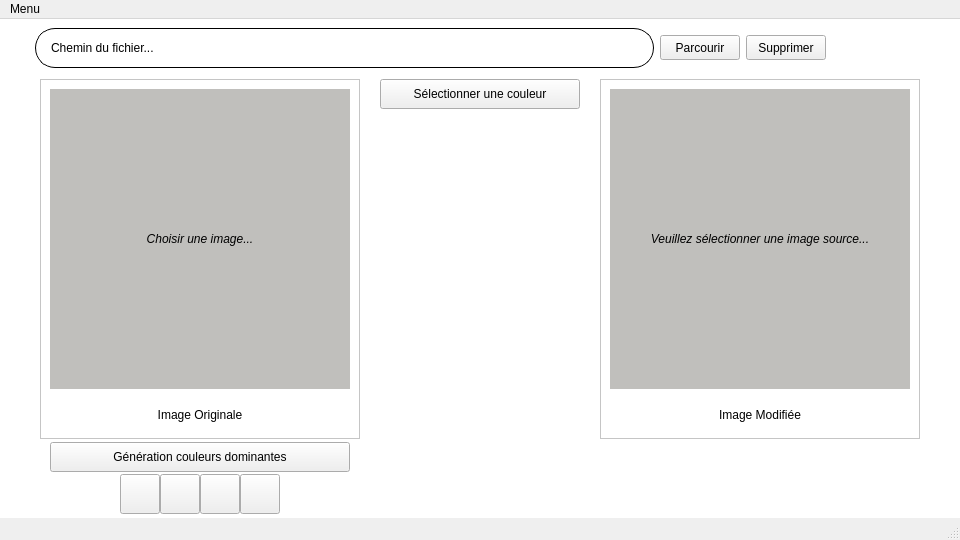
This is HarmonieDesCouleurs/HarmonieDesCouleurs/harmoniedescouleurs.ui in thibaultodor/HarmonieDesCouleurs_ProjetImage as Qt 5 draws it before an edit. The edited form follows.
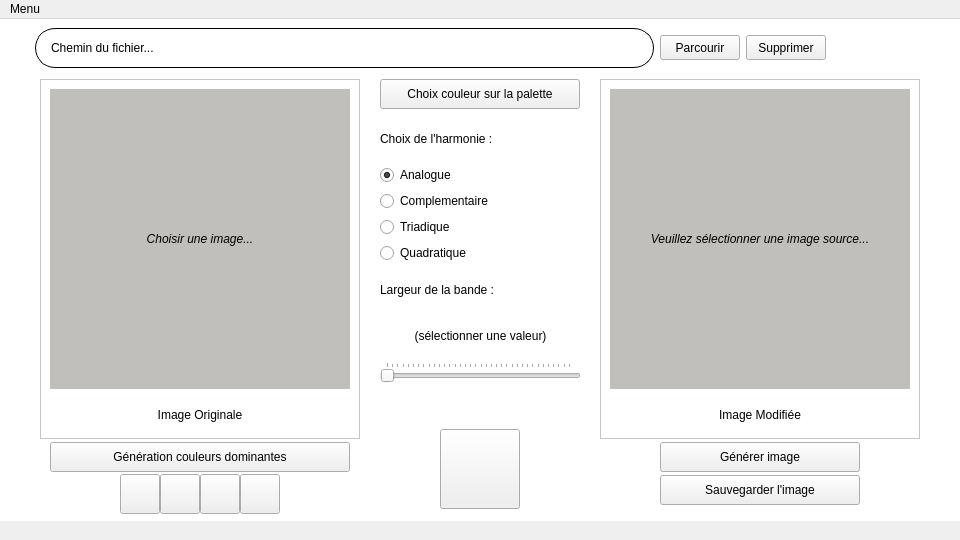
This is the edited form. Icons and pictures are not drawn.

The edit to the form file:
```diff
--- a/HarmonieDesCouleurs/HarmonieDesCouleurs/harmoniedescouleurs.ui
+++ b/HarmonieDesCouleurs/HarmonieDesCouleurs/harmoniedescouleurs.ui
@@ -160,11 +160,14 @@
       <height>30</height>
      </rect>
     </property>
+    <property name="cursor">
+     <cursorShape>ArrowCursor</cursorShape>
+    </property>
     <property name="styleSheet">
      <string notr="true">font: 11pt &quot;Sawasdee&quot;;</string>
     </property>
     <property name="text">
-     <string>Sélectionner une couleur</string>
+     <string>Choix couleur sur la palette</string>
     </property>
    </widget>
    <widget class="QLabel" name="background">
@@ -398,6 +401,9 @@
     </property>
    </widget>
    <widget class="QPushButton" name="d_color_1">
+    <property name="enabled">
+     <bool>true</bool>
+    </property>
     <property name="geometry">
      <rect>
       <x>120</x>
@@ -452,6 +458,188 @@
      <string/>
     </property>
    </widget>
+   <widget class="QPushButton" name="GenererImgFinal">
+    <property name="geometry">
+     <rect>
+      <x>660</x>
+      <y>423</y>
+      <width>200</width>
+      <height>30</height>
+     </rect>
+    </property>
+    <property name="styleSheet">
+     <string notr="true">font: 11pt &quot;Sawasdee&quot;;</string>
+    </property>
+    <property name="text">
+     <string>Générer image</string>
+    </property>
+   </widget>
+   <widget class="QPushButton" name="colorChosenUI">
+    <property name="geometry">
+     <rect>
+      <x>440</x>
+      <y>410</y>
+      <width>80</width>
+      <height>80</height>
+     </rect>
+    </property>
+    <property name="text">
+     <string/>
+    </property>
+   </widget>
+   <widget class="QWidget" name="verticalLayoutWidget">
+    <property name="geometry">
+     <rect>
+      <x>380</x>
+      <y>100</y>
+      <width>201</width>
+      <height>263</height>
+     </rect>
+    </property>
+    <layout class="QVBoxLayout" name="choixHarmonieLayout">
+     <item>
+      <widget class="QLabel" name="radioB__Text">
+       <property name="styleSheet">
+        <string notr="true">font: 11pt &quot;Sawasdee&quot;;</string>
+       </property>
+       <property name="text">
+        <string>Choix de l'harmonie :</string>
+       </property>
+      </widget>
+     </item>
+     <item>
+      <widget class="QRadioButton" name="radioB_Analogue">
+       <property name="enabled">
+        <bool>true</bool>
+       </property>
+       <property name="cursor">
+        <cursorShape>PointingHandCursor</cursorShape>
+       </property>
+       <property name="styleSheet">
+        <string notr="true">font: 11pt &quot;Sawasdee&quot;;</string>
+       </property>
+       <property name="text">
+        <string>Analogue</string>
+       </property>
+       <property name="checked">
+        <bool>true</bool>
+       </property>
+      </widget>
+     </item>
+     <item>
+      <widget class="QRadioButton" name="radioB_Complementaire">
+       <property name="cursor">
+        <cursorShape>PointingHandCursor</cursorShape>
+       </property>
+       <property name="styleSheet">
+        <string notr="true">font: 11pt &quot;Sawasdee&quot;;</string>
+       </property>
+       <property name="text">
+        <string>Complementaire</string>
+       </property>
+      </widget>
+     </item>
+     <item>
+      <widget class="QRadioButton" name="radioB_Triadique">
+       <property name="cursor">
+        <cursorShape>PointingHandCursor</cursorShape>
+       </property>
+       <property name="styleSheet">
+        <string notr="true">font: 11pt &quot;Sawasdee&quot;;</string>
+       </property>
+       <property name="text">
+        <string>Triadique</string>
+       </property>
+      </widget>
+     </item>
+     <item>
+      <widget class="QRadioButton" name="radioB_Quadratique">
+       <property name="cursor">
+        <cursorShape>PointingHandCursor</cursorShape>
+       </property>
+       <property name="styleSheet">
+        <string notr="true">font: 11pt &quot;Sawasdee&quot;;</string>
+       </property>
+       <property name="text">
+        <string>Quadratique</string>
+       </property>
+      </widget>
+     </item>
+     <item>
+      <widget class="QLabel" name="radioB__Text_2">
+       <property name="styleSheet">
+        <string notr="true">font: 11pt &quot;Sawasdee&quot;;</string>
+       </property>
+       <property name="text">
+        <string>Largeur de la bande :</string>
+       </property>
+      </widget>
+     </item>
+     <item>
+      <widget class="QLabel" name="valeurSlider">
+       <property name="styleSheet">
+        <string notr="true">font: oblique 11pt &quot;Sawasdee&quot;;</string>
+       </property>
+       <property name="text">
+        <string>(sélectionner une valeur)</string>
+       </property>
+       <property name="alignment">
+        <set>Qt::AlignCenter</set>
+       </property>
+      </widget>
+     </item>
+     <item>
+      <widget class="QSlider" name="horizontalSlider">
+       <property name="minimum">
+        <number>1</number>
+       </property>
+       <property name="maximum">
+        <number>359</number>
+       </property>
+       <property name="orientation">
+        <enum>Qt::Horizontal</enum>
+       </property>
+       <property name="tickPosition">
+        <enum>QSlider::TicksAbove</enum>
+       </property>
+       <property name="tickInterval">
+        <number>10</number>
+       </property>
+      </widget>
+     </item>
+    </layout>
+   </widget>
+   <widget class="QPushButton" name="Save_image">
+    <property name="enabled">
+     <bool>true</bool>
+    </property>
+    <property name="geometry">
+     <rect>
+      <x>660</x>
+      <y>456</y>
+      <width>200</width>
+      <height>30</height>
+     </rect>
+    </property>
+    <property name="styleSheet">
+     <string notr="true">font: 11pt &quot;Sawasdee&quot;;</string>
+    </property>
+    <property name="text">
+     <string>Sauvegarder l'image</string>
+    </property>
+    <property name="checkable">
+     <bool>false</bool>
+    </property>
+    <property name="autoDefault">
+     <bool>false</bool>
+    </property>
+    <property name="default">
+     <bool>false</bool>
+    </property>
+    <property name="flat">
+     <bool>false</bool>
+    </property>
+   </widget>
    <zorder>background</zorder>
    <zorder>horizontalLayoutWidget</zorder>
    <zorder>colorSelector</zorder>
@@ -462,6 +650,10 @@
    <zorder>d_color_2</zorder>
    <zorder>d_color_3</zorder>
    <zorder>d_color_4</zorder>
+   <zorder>GenererImgFinal</zorder>
+   <zorder>colorChosenUI</zorder>
+   <zorder>verticalLayoutWidget</zorder>
+   <zorder>Save_image</zorder>
   </widget>
   <widget class="QMenuBar" name="menubar">
    <property name="geometry">
@@ -481,7 +673,14 @@
    </widget>
    <addaction name="menuMenu"/>
   </widget>
-  <widget class="QStatusBar" name="statusbar"/>
+  <widget class="QStatusBar" name="statusbar">
+   <property name="enabled">
+    <bool>false</bool>
+   </property>
+   <property name="sizeGripEnabled">
+    <bool>false</bool>
+   </property>
+  </widget>
   <action name="actionCredits">
    <property name="text">
     <string>Crédits</string>
```
